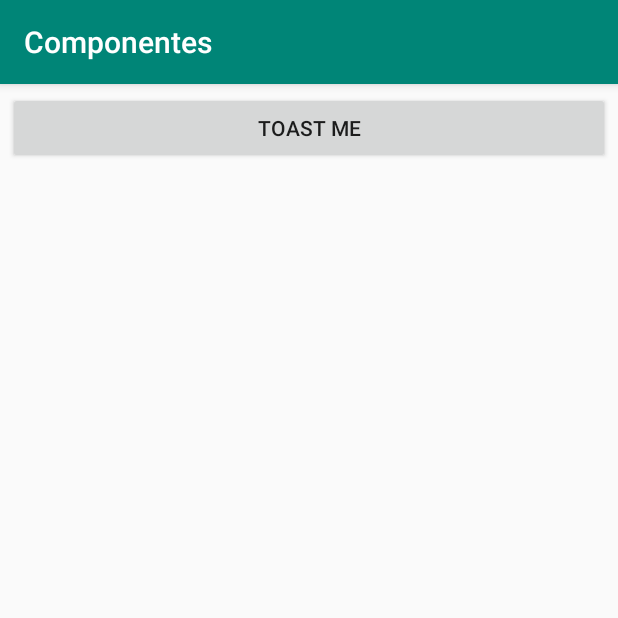
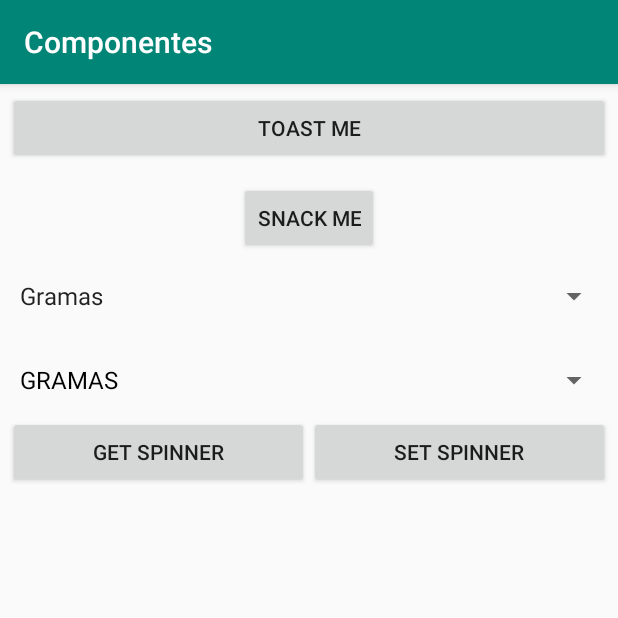
Before and after one commit to pedrvaldir/componentsKotlin, an Android app: the screen it shows after launch (MainActivity), on a phone screen of 412 x 824 dp, the top half of it. Run offline under Robolectric (Android 15) with nearby library versions, the phone set to English and light mode, and no system bars.

Commit message:
create components spinner

```diff
--- a/app/build.gradle
+++ b/app/build.gradle
@@ -30,4 +30,5 @@ dependencies {
     testImplementation 'junit:junit:4.12'
     androidTestImplementation 'com.android.support.test:runner:1.0.2'
     androidTestImplementation 'com.android.support.test.espresso:espresso-core:3.0.2'
+    implementation 'com.android.support:design:28.0.0'
 }
--- a/app/src/main/java/moviedbcom/valdir/componentes/MainActivity.kt
+++ b/app/src/main/java/moviedbcom/valdir/componentes/MainActivity.kt
@@ -3,19 +3,32 @@ package moviedbcom.valdir.componentes
 import android.graphics.Color
 import android.support.v7.app.AppCompatActivity
 import android.os.Bundle
+import android.support.design.widget.Snackbar
+import android.support.v4.content.ContextCompat
 import android.view.LayoutInflater
 import android.view.View
+import android.widget.AdapterView
+import android.widget.ArrayAdapter
 import android.widget.TextView
 import android.widget.Toast
 import kotlinx.android.synthetic.main.activity_main.*
 
-class MainActivity : AppCompatActivity(), View.OnClickListener {
+class MainActivity : AppCompatActivity(), View.OnClickListener, AdapterView.OnItemSelectedListener {
+
 
     override fun onCreate(savedInstanceState: Bundle?) {
         super.onCreate(savedInstanceState)
         setContentView(R.layout.activity_main)
 
         setListeners()
+        loadSpinner()
+    }
+
+    private fun loadSpinner() {
+        val list = Mock.getList()
+
+        val adapter = ArrayAdapter(this, android.R.layout.simple_spinner_dropdown_item, list)
+        spinnerDynamic.adapter = adapter
     }
 
     override fun onClick(v: View) {
@@ -35,10 +48,55 @@ class MainActivity : AppCompatActivity(), View.OnClickListener {
             textView.text = "Toast Notification"
 
             toast.show()
+        }else if(id == R.id.buttonSnackMe){
+            //View ficar em cima da layout constraintLayout
+            val snack  = Snackbar.make(constraintLayout, "Snack bar notification", Snackbar.LENGTH_SHORT)
+
+            //  Cor do texto
+            snack.view.findViewById<TextView>(android.support.design.R.id.snackbar_text).setTextColor(Color.YELLOW)
+
+            //Cor do backgroung
+            //snack.view.setBackgroundColor(ContextCompat.getColor(this, R.color.colorAccent))
+            snack.view.setBackgroundColor(Color.YELLOW)
+            // pegar a cor do arquivo de colors
+            //resources.getColor(R.color.colorAccent)
+            ContextCompat.getColor(this, R.color.colorAccent)
+
+            //mostrar imp da action * poderia implementar o onclicklistenhirs passando this, mas ficara mais simples aqui
+            snack.setAction("Desfazer", {
+                Snackbar.make(constraintLayout, "Ação desfeita", Snackbar.LENGTH_SHORT).show()
+            })
+
+            //cor do texto da action
+            snack.setActionTextColor(Color.YELLOW)
+
+            snack.show()
+
+
+        }else if(id ==  R.id.buttonGetSpinner){
+            //val value = spinnerDynamic.selectedItem.toString()
+            val value  = spinnerDynamic.selectedItemPosition.toString()
+            Toast.makeText(this, value, Toast.LENGTH_LONG).show()
+        }else if(id ==  R.id.buttonSetSpinner){
+            spinner.setSelection(3)
         }
     }
 
     private fun setListeners() {
         buttonToastMe.setOnClickListener(this)
+        buttonSnackMe.setOnClickListener(this)
+        buttonGetSpinner.setOnClickListener(this)
+        buttonSetSpinner.setOnClickListener(this)
+
+        spinnerDynamic.onItemSelectedListener = this
+    }
+
+    override fun onNothingSelected(parent: AdapterView<*>?) {
+        TODO("not implemented") //To change body of created functions use File | Settings | File Templates.
+    }
+
+    override fun onItemSelected(parent: AdapterView<*>, view: View?, position: Int, id: Long) {
+        val value: String = parent.getItemAtPosition(position).toString()
+        Toast.makeText(this, value, Toast.LENGTH_LONG).show()
     }
 }
--- /dev/null
+++ b/app/src/main/java/moviedbcom/valdir/componentes/Mock.kt
@@ -0,0 +1,15 @@
+package moviedbcom.valdir.componentes
+
+class Mock private constructor() {
+
+    // será usado companion object para não rpecisar instanciar a classe
+    companion object{
+        fun getList(): List<String> = listOf("GRAMAS", "KG", "ARROBA", "TONELADA")
+    }
+
+    /* desta outra forma tbm daria mas teria que criar um nome
+            object TEST{
+        fun getList(): List<String> = listOf("GRAMAS", "KG", "ARROBA", "TONELADA")
+    }
+    */
+}
--- a/app/src/main/res/layout/activity_main.xml
+++ b/app/src/main/res/layout/activity_main.xml
@@ -16,4 +16,63 @@
             app:layout_constraintLeft_toLeftOf="parent"
             app:layout_constraintRight_toRightOf="parent"/>
 
+    <Button
+            android:id="@+id/buttonSnackMe"
+            android:layout_width="wrap_content"
+            android:layout_height="wrap_content"
+            android:text="Snack Me"
+            app:layout_constraintLeft_toLeftOf="parent"
+            app:layout_constraintRight_toRightOf="parent"
+            app:layout_constraintHorizontal_bias="0.501" android:layout_marginTop="12dp"
+            app:layout_constraintTop_toBottomOf="@+id/buttonToastMe"/>
+
+    <Spinner
+            android:id="@+id/spinner"
+            android:layout_width="0dp"
+            android:layout_height="wrap_content"
+            android:layout_marginTop="16dp"
+            android:entries="@array/weigth_array"
+            app:layout_constraintStart_toStartOf="parent"
+            app:layout_constraintEnd_toEndOf="parent"
+            app:layout_constraintTop_toBottomOf="@+id/buttonSnackMe"
+            app:layout_constraintHorizontal_bias="0.0"
+            />
+
+    <Spinner
+            android:id="@+id/spinnerDynamic"
+            android:layout_width="0dp"
+            android:layout_height="wrap_content"
+            android:layout_marginTop="20dp"
+            app:layout_constraintStart_toStartOf="parent"
+            app:layout_constraintEnd_toEndOf="parent"
+            app:layout_constraintHorizontal_bias="0.0"
+            app:layout_constraintTop_toBottomOf="@+id/spinner"/>
+
+    <LinearLayout
+            android:id="@+id/linearLayoutSpinner"
+            android:layout_width="0dp"
+            android:layout_height="wrap_content"
+            android:orientation="horizontal"
+            app:layout_constraintTop_toBottomOf="@+id/spinnerDynamic"
+            app:layout_constraintStart_toStartOf="parent"
+            app:layout_constraintEnd_toEndOf="parent">
+
+        <Button
+                android:id="@+id/buttonGetSpinner"
+                android:layout_width="0dp"
+                android:layout_weight="1"
+                android:layout_height="wrap_content"
+                android:text="Get Spinner"
+                app:layout_constraintLeft_toLeftOf="parent"
+                app:layout_constraintRight_toRightOf="parent"/>
+        <Button
+                android:id="@+id/buttonSetSpinner"
+                android:layout_width="0dp"
+                android:layout_weight="1"
+                android:layout_height="wrap_content"
+                android:text="Set Spinner"
+                app:layout_constraintLeft_toLeftOf="parent"
+                app:layout_constraintRight_toRightOf="parent"/>
+    </LinearLayout>
+
 </android.support.constraint.ConstraintLayout>
--- a/app/src/main/res/values/strings.xml
+++ b/app/src/main/res/values/strings.xml
@@ -1,3 +1,11 @@
 <resources>
     <string name="app_name">Componentes</string>
+
+
+    <string-array name="weigth_array">
+        <item>Gramas</item>
+        <item>Kg</item>
+        <item>Arroba</item>
+        <item>Toneladas</item>
+    </string-array>
 </resources>
```
